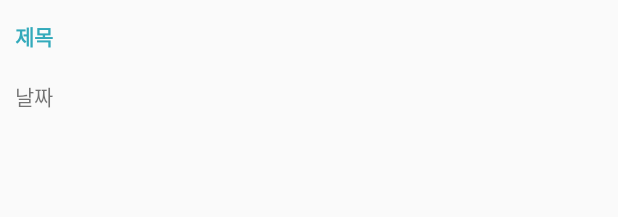
After one commit to s97191809/intentexam, an Android app: the layout listview_item.xml on its own in the app's theme, with its tools: preview values and no code run, on a phone screen of 412 x 824 dp. The commit adds this screen. Shown: the top 217 px of the screen. Run offline under Robolectric (Android 15) with nearby library versions, the phone set to English and light mode, and no system bars.

Commit message:
수정 찐막

```diff
--- a/app/src/main/AndroidManifest.xml
+++ b/app/src/main/AndroidManifest.xml
@@ -20,7 +20,9 @@
         android:roundIcon="@mipmap/ic_launcher_round"
         android:supportsRtl="true"
         android:theme="@style/Theme.AppCompat.DayNight.NoActionBar">
-        <activity android:name=".trailActivity"></activity>
+        <activity android:name=".hospitalWrite"></activity>
+        <activity android:name=".hospitalReview" />
+        <activity android:name=".trailActivity" />
         <activity
             android:name=".introActivity"
             android:label="@string/app_name"
@@ -36,7 +38,7 @@
         <activity
             android:name=".MainActivity"
             android:theme="@style/Theme.AppCompat" />
-        <activity android:name=".trailActivity"/>
+        <activity android:name=".trailActivity" />
     </application>
 
 </manifest>
--- /dev/null
+++ b/app/src/main/res/layout/listview_item.xml
@@ -0,0 +1,41 @@
+<?xml version="1.0" encoding="utf-8"?>
+<LinearLayout xmlns:android="http://schemas.android.com/apk/res/android"
+    android:orientation="horizontal"
+    android:layout_width="match_parent"
+    android:layout_height="80dp">
+
+    <LinearLayout
+        android:layout_width="0dp"
+        android:layout_height="match_parent"
+        android:layout_weight="75"
+        android:orientation="vertical">
+
+        <TextView
+            android:id="@+id/textTitle"
+            android:layout_width="match_parent"
+            android:layout_height="0dp"
+            android:text="제목"
+            android:layout_weight="60"
+            android:gravity="center_vertical"
+            android:paddingLeft="10dp"
+            android:textStyle="bold"
+            android:textColor="#33aabb"
+            />
+        <TextView
+            android:id="@+id/textDate"
+            android:layout_width="match_parent"
+            android:layout_height="0dp"
+            android:text="날짜"
+            android:layout_weight="40"
+            android:gravity="center_vertical"
+            android:paddingLeft="10dp"
+            />
+    </LinearLayout>
+
+
+    <View
+        android:layout_width="0dp"
+        android:layout_height="match_parent"
+        android:layout_weight="5"
+        />
+</LinearLayout>
```
Also changed, not shown: app/src/main/java/com/example/intentexam/FragmentPage2.java (+30 -5 lines), app/src/main/java/com/example/intentexam/ItemData.java (added, +7 -0 lines), app/src/main/java/com/example/intentexam/ListViewAdapter.java (added, +65 -0 lines), app/src/main/java/com/example/intentexam/ListViewItem.java (added, +22 -0 lines), app/src/main/java/com/example/intentexam/hospitalReview.java (added, +103 -0 lines), app/src/main/java/com/example/intentexam/hospitalWrite.java (added, +167 -0 lines), app/src/main/res/layout/review_board.xml (+8 -8 lines).
